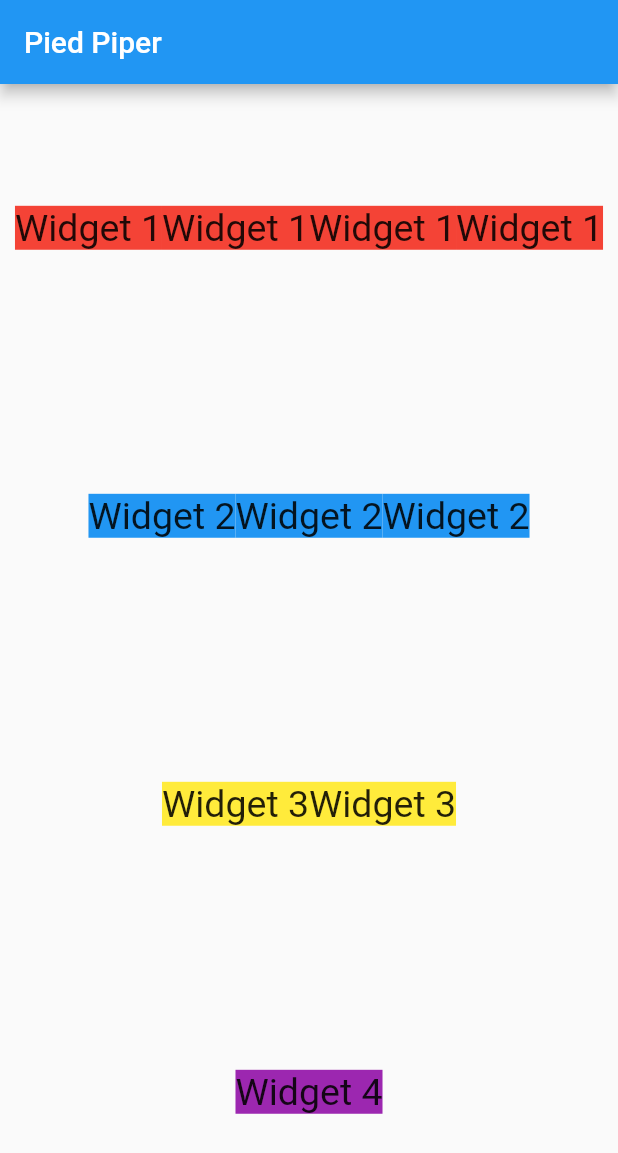
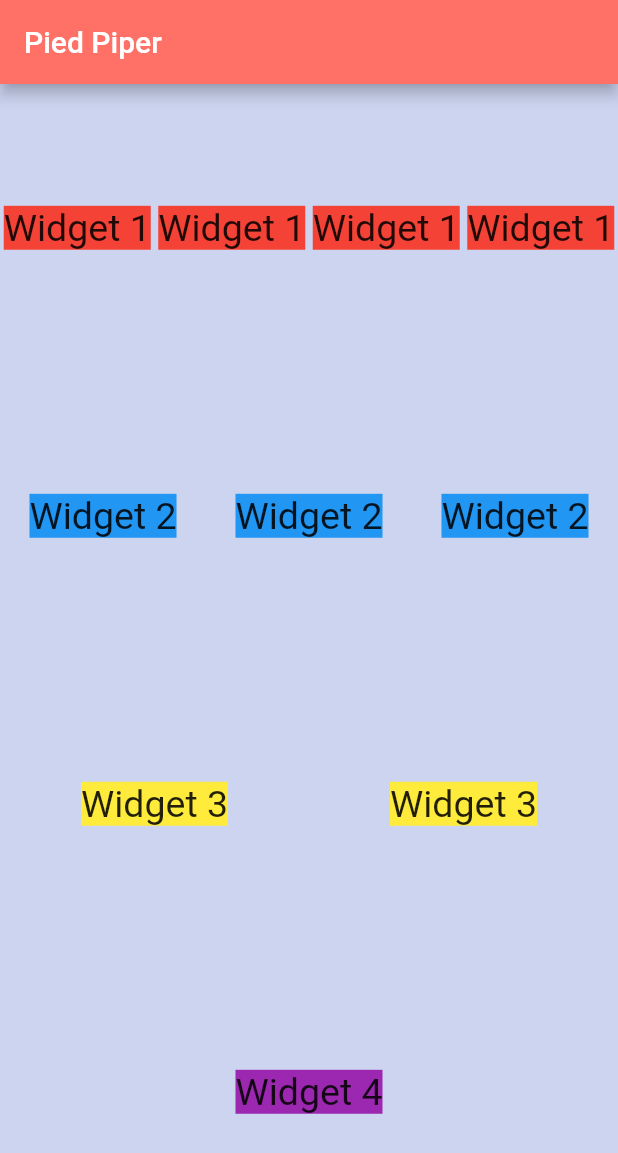
Before and after one commit to victormatta/Trainning-Flutter, a Flutter app: the screen it shows after launch, on a phone screen of 412 x 824 dp. Shown: the top 1153 px of the screen. Run offline on Flutter 3.47's test engine with Material 2 defaults, Android fonts, the phone set to English and light mode, and no system bars.

Commit message:
Editing and reviewing my app

```diff
--- a/lib/main.dart
+++ b/lib/main.dart
@@ -37,12 +37,13 @@ class _MyAppState extends State<MyApp> {
       home: Scaffold(
         appBar: AppBar(
           title: Text(widget.titleApp!),
+          backgroundColor: const Color.fromARGB(255, 255, 112, 102),
         ),
         body: Column(
           mainAxisAlignment: MainAxisAlignment.spaceAround,
           children: [
             Row(
-              mainAxisAlignment: MainAxisAlignment.center,
+              mainAxisAlignment: MainAxisAlignment.spaceAround,
               children: [
                 Text(
                   widget.textMain1!,
@@ -67,7 +68,7 @@ class _MyAppState extends State<MyApp> {
               ],
             ),
             Row(
-              mainAxisAlignment: MainAxisAlignment.center,
+              mainAxisAlignment: MainAxisAlignment.spaceAround,
               children: [
                 Text(widget.textMain2!,
                     style: const TextStyle(
@@ -81,7 +82,7 @@ class _MyAppState extends State<MyApp> {
               ],
             ),
             Row(
-              mainAxisAlignment: MainAxisAlignment.center,
+              mainAxisAlignment: MainAxisAlignment.spaceAround,
               children: [
                 Text(widget.textMain3!,
                     style: const TextStyle(
@@ -103,6 +104,7 @@ class _MyAppState extends State<MyApp> {
             )
           ],
         ),
+        backgroundColor: const Color.fromARGB(255, 205, 212, 240),
       ),
     );
   }
```
